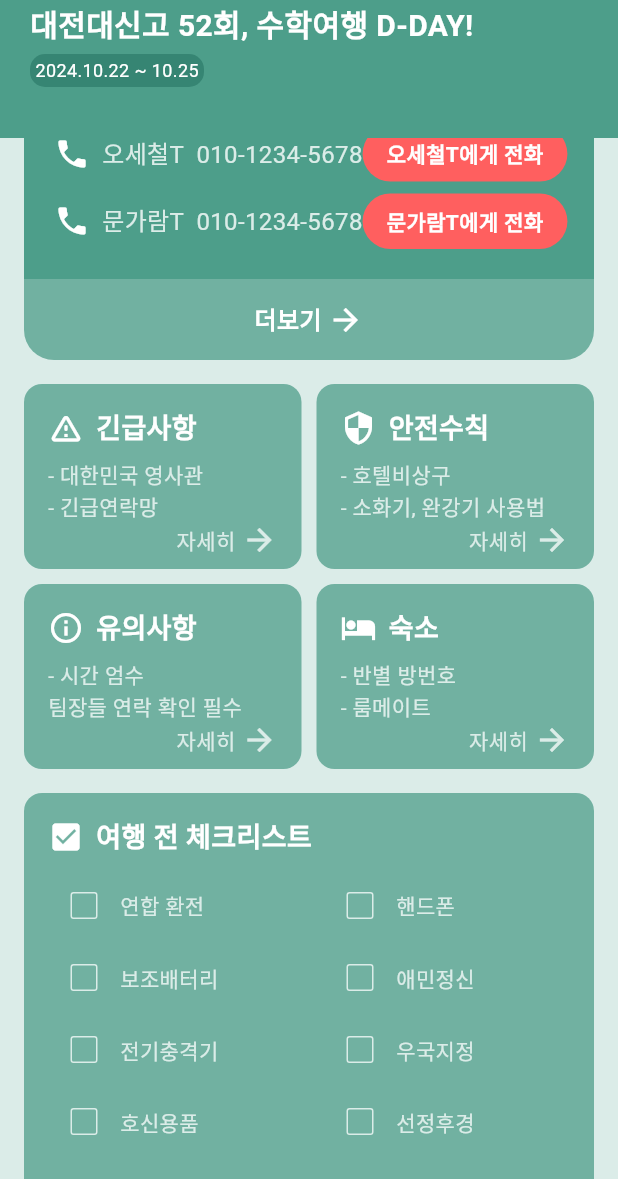
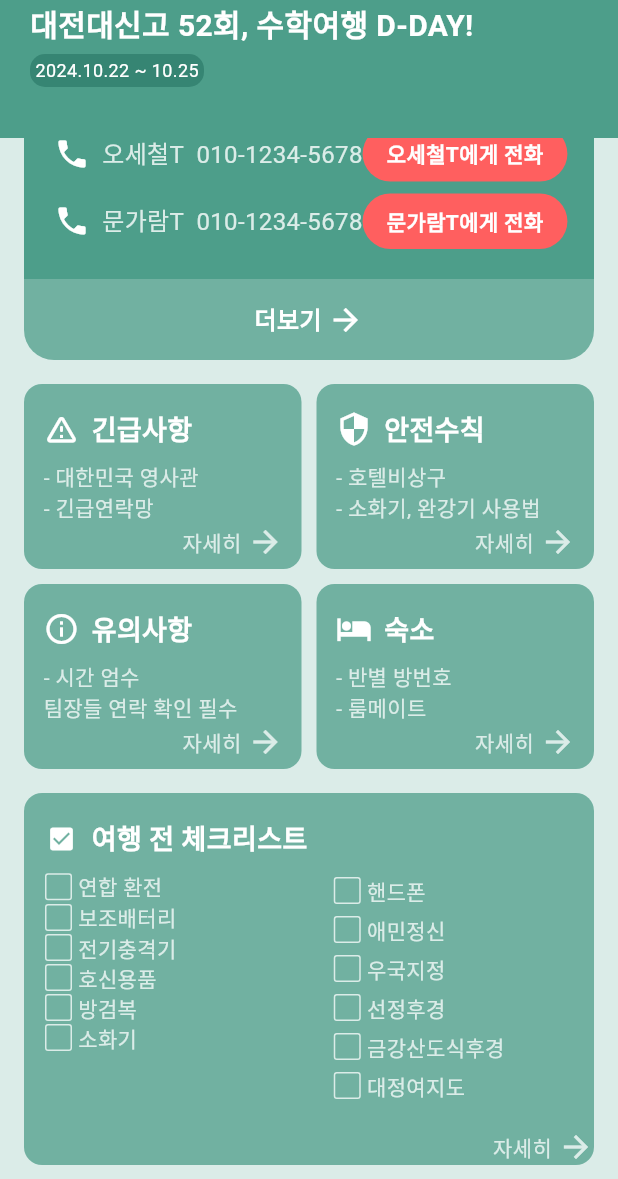
Before and after one commit to Popoisthebest/school_trip_app, a Flutter app: the screen it shows after launch, scrolled down 576 dp, on a phone screen of 412 x 824 dp, the part 57-1236 px from its top. Run offline on Flutter 3.47's test engine with Material 3 defaults, Android fonts, the light colour scheme and no system bars; our stand-ins replace connectivity_plus, flutter_svg, google_maps_flutter; Roboto replaces fonts that are missing (Ownglyph okticon).

Commit message:
[ui] 처음 4개 이미지 추가 및 체크박스 페딩 조절

```diff
--- a/lib/screens/main_screens/main_screen.dart
+++ b/lib/screens/main_screens/main_screen.dart
@@ -14,22 +14,22 @@ class _MainScreenState extends State<MainScreen> {
     {
       "title": "오다이바",
       "description": "바다와 어우러진 야경이 아름다운 필수 관광지!",
-      "image": "assets/images/odiba.png" // 이미지 경로는 프로젝트 내에 맞게 설정
+      "image": "assets/main_screen_images/odiba.png" // 이미지 경로는 프로젝트 내에 맞게 설정
     },
     {
       "title": "아키하바라",
       "description": "게임과 재패니메이션 메니아들의 성지!",
-      "image": "assets/images/akihabara.png"
+      "image": "assets/main_screen_images/akihabara.png"
     },
     {
       "title": "디즈니랜드",
       "description": "잊지 못할 추억을 선사하는 도쿄 디즈니랜드!",
-      "image": "assets/images/disneyland.png"
+      "image": "assets/main_screen_images/disneyland.png"
     },
     {
       "title": "아사쿠사",
       "description": "일본의 전통이 담긴, 전통이 살아숨쉬는 곳!",
-      "image": "assets/images/asakusa.png"
+      "image": "assets/main_screen_images/asakusa.png"
     }
   ];
 
@@ -43,11 +43,11 @@ class _MainScreenState extends State<MainScreen> {
           Container(
             color: const Color(0xff4D9E8A),
             width: double.infinity,
-            child: Padding(
-              padding: const EdgeInsets.only(left: 20.0, top: 20, bottom: 20),
+            child: const Padding(
+              padding: EdgeInsets.only(left: 20.0, top: 20, bottom: 20),
               child: Column(
                 crossAxisAlignment: CrossAxisAlignment.start,
-                children: const [
+                children: [
                   Text(
                     "도쿄여행",
                     style: TextStyle(
@@ -230,8 +230,8 @@ class _MainScreenState extends State<MainScreen> {
 
                   // 여행 전 체크리스트 섹션
                   const SizedBox(height: 16), // 간격 추가
-                  Padding(
-                    padding: const EdgeInsets.symmetric(horizontal: 16.0),
+                  const Padding(
+                    padding: EdgeInsets.symmetric(horizontal: 16.0),
                     child: ChecklistSection(),
                   ),
 
@@ -262,22 +262,38 @@ class _MainScreenState extends State<MainScreen> {
                         ),
                         const SizedBox(height: 16),
                         // 시부야 항목 (이곳에서 템플릿 형식으로 추가 가능)
-                        Top3Card(
+                        const Top3Card(
                           title: "아름다운 밤의 도시 시부야!",
-                          description: "밤의 도시 시부야에는 맛난 먹거리들과 신나게\n즐길 놀거리가 가득하답니다~",
+                          description:
+                              "밤의 도시 시부야에는 맛난 먹거리들과 신나게\n즐길 놀거리가 가득하답니다~",
                           location: "시부야 / 도쿄 /",
                           rating: 5, // 별 5개
-                          tags: ["#많이 찾는 장소", "#도쿄 시부야", "#이쁜 사진 맛집", "#시부야 숨겨진 명소", "#여행스타그램"],
-                          image: 'assets/images/shibuya.png', // 이미지 경로 예시
+                          tags: [
+                            "#많이 찾는 장소",
+                            "#도쿄 시부야",
+                            "#이쁜 사진 맛집",
+                            "#시부야 숨겨진 명소",
+                            "#여행스타그램"
+                          ],
+                          image:
+                              'assets/main_screen_images/shibuya.png', // 이미지 경로 예시
                         ),
                         const SizedBox(height: 16),
-                        Top3Card(
+                        const Top3Card(
                           title: "노을지는 도쿄 타워의 야경!",
-                          description: "노을지는 도쿄의 밤은 정말로 아름답습니다!\n한 번 구경해보시는걸 추천해요!",
+                          description:
+                              "노을지는 도쿄의 밤은 정말로 아름답습니다!\n한 번 구경해보시는걸 추천해요!",
                           location: "미나토구 / 도쿄 /",
                           rating: 5, // 별 5개
-                          tags: ["#많이 찾는 장소", "#도쿄", "#뷰맛집", "#숨겨진 명소", "#여행스타그램"],
-                          image: 'assets/images/tokyotower.png', // 이미지 경로 예시
+                          tags: [
+                            "#많이 찾는 장소",
+                            "#도쿄",
+                            "#뷰맛집",
+                            "#숨겨진 명소",
+                            "#여행스타그램"
+                          ],
+                          image:
+                              'assets/main_screen_images/tokyotower.png', // 이미지 경로 예시
                         ),
                         const SizedBox(height: 16),
                         // 더 추가 가능: Top3Card 추가 가능
@@ -304,14 +320,14 @@ class Top3Card extends StatelessWidget {
   final String image;
 
   const Top3Card({
-    Key? key,
+    super.key,
     required this.title,
     required this.description,
     required this.location,
     required this.rating,
     required this.tags,
     required this.image,
-  }) : super(key: key);
+  });
 
   @override
   Widget build(BuildContext context) {
@@ -324,7 +340,8 @@ class Top3Card extends StatelessWidget {
         crossAxisAlignment: CrossAxisAlignment.start,
         children: [
           // 상단 이미지
-          Image.asset(image, fit: BoxFit.cover, height: 250, width: double.infinity),
+          Image.asset(image,
+              fit: BoxFit.cover, height: 250, width: double.infinity),
 
           Padding(
             padding: const EdgeInsets.all(16.0),
@@ -371,7 +388,8 @@ class Top3Card extends StatelessWidget {
                     // 별 아이콘
                     Row(
                       children: List.generate(rating, (index) {
-                        return const Icon(Icons.star, color: Colors.amber, size: 20); // 별 아이콘 크기 증가
+                        return const Icon(Icons.star,
+                            color: Colors.amber, size: 20); // 별 아이콘 크기 증가
                       }),
                     ),
                   ],
@@ -380,7 +398,8 @@ class Top3Card extends StatelessWidget {
 
                 // 해시태그 (하나의 큰 박스로 포함)
                 Container(
-                  padding: const EdgeInsets.symmetric(vertical: 8.0, horizontal: 12.0),
+                  padding: const EdgeInsets.symmetric(
+                      vertical: 8.0, horizontal: 12.0),
                   decoration: BoxDecoration(
                     color: const Color(0xFF557C6F), // 해시태그 박스 배경색
                     borderRadius: BorderRadius.circular(12),
@@ -404,8 +423,6 @@ class Top3Card extends StatelessWidget {
   }
 }
 
-
-
 // 장소 박스 위젯
 class PlaceBox extends StatelessWidget {
   final String title;
@@ -413,11 +430,11 @@ class PlaceBox extends StatelessWidget {
   final String image;
 
   const PlaceBox({
-    Key? key,
+    super.key,
     required this.title,
     required this.description,
     required this.image,
-  }) : super(key: key);
+  });
 
   @override
   Widget build(BuildContext context) {
@@ -477,16 +494,16 @@ class InfoTemplate extends StatelessWidget {
   final List<String> details;
 
   const InfoTemplate({
-    Key? key,
+    super.key,
     required this.title,
     required this.icon,
     required this.details,
-  }) : super(key: key);
+  });
 
   @override
   Widget build(BuildContext context) {
     return Container(
-      padding: const EdgeInsets.all(16.0),
+      padding: const EdgeInsets.only(top: 17, left: 13, bottom: 11, right: 12),
       decoration: BoxDecoration(
         color: const Color(0xFF71B1A1),
         borderRadius: BorderRadius.circular(12),
@@ -527,9 +544,9 @@ class InfoTemplate extends StatelessWidget {
             onTap: () {
               // 자세히 버튼 기능 추가 예정
             },
-            child: Row(
+            child: const Row(
               mainAxisAlignment: MainAxisAlignment.end, // 오른쪽 정렬
-              children: const [
+              children: [
                 Text(
                   "자세히",
                   style: TextStyle(
@@ -540,7 +557,8 @@ class InfoTemplate extends StatelessWidget {
                   ),
                 ),
                 SizedBox(width: 4),
-                Icon(Icons.arrow_forward, color: Color(0xFFDBECE8)), // 아이콘 색상 변경
+                Icon(Icons.arrow_forward,
+                    color: Color(0xFFDBECE8)), // 아이콘 색상 변경
               ],
             ),
           ),
@@ -550,11 +568,10 @@ class InfoTemplate extends StatelessWidget {
   }
 }
 
-
 // 여행 전 체크리스트 위젯
 
 class ChecklistSection extends StatefulWidget {
-  const ChecklistSection({Key? key}) : super(key: key);
+  const ChecklistSection({super.key});
 
   @override
   _ChecklistSectionState createState() => _ChecklistSectionState();
@@ -580,19 +597,24 @@ class _ChecklistSectionState extends State<ChecklistSection> {
   @override
   Widget build(BuildContext context) {
     return Container(
-      padding: const EdgeInsets.all(16.0),
       decoration: BoxDecoration(
         color: const Color(0xFF71B1A1),
         borderRadius: BorderRadius.circular(12),
       ),
+      child: Padding(
+        padding: const EdgeInsets.only(top: 17, left: 15),
         child: Column(
           crossAxisAlignment: CrossAxisAlignment.start,
           children: [
-          Row(
+            const Row(
               children: [
-              const Icon(Icons.check_box, color: Colors.white),
-              const SizedBox(width: 8),
-              const Text(
+                Icon(
+                  Icons.check_box,
+                  color: Colors.white,
+                  size: 20,
+                ),
+                SizedBox(width: 10),
+                Text(
                   '여행 전 체크리스트',
                   style: TextStyle(
                     fontSize: 18,
@@ -618,7 +640,10 @@ class _ChecklistSectionState extends State<ChecklistSection> {
                         .map((String key) {
                       return Row(
                         children: [
-                        Checkbox(
+                          SizedBox(
+                            width: 16,
+                            height: 16,
+                            child: Checkbox(
                               value: checklistItems[key],
                               onChanged: (bool? value) {
                                 setState(() {
@@ -631,6 +656,8 @@ class _ChecklistSectionState extends State<ChecklistSection> {
                                 color: Color(0xFFDBECE8), // 보더 색상
                               ),
                             ),
+                          ),
+                          const SizedBox(width: 5),
                           Text(
                             key,
                             style: const TextStyle(
@@ -655,7 +682,10 @@ class _ChecklistSectionState extends State<ChecklistSection> {
                         .map((String key) {
                       return Row(
                         children: [
-                        Checkbox(
+                          SizedBox(
+                            width: 16,
+                            height: 26,
+                            child: Checkbox(
                               value: checklistItems[key],
                               onChanged: (bool? value) {
                                 setState(() {
@@ -668,6 +698,8 @@ class _ChecklistSectionState extends State<ChecklistSection> {
                                 color: Color(0xFFDBECE8), // 보더 색상
                               ),
                             ),
+                          ),
+                          const SizedBox(width: 5),
                           Text(
                             key,
                             style: const TextStyle(
@@ -691,9 +723,9 @@ class _ChecklistSectionState extends State<ChecklistSection> {
               onTap: () {
                 // 자세히 기능 추가 예정
               },
-            child: Row(
+              child: const Row(
                 mainAxisAlignment: MainAxisAlignment.end, // 오른쪽 정렬
-              children: const [
+                children: [
                   Text(
                     "자세히",
                     style: TextStyle(
@@ -704,21 +736,21 @@ class _ChecklistSectionState extends State<ChecklistSection> {
                     ),
                   ),
                   SizedBox(width: 4),
-                Icon(Icons.arrow_forward, color: Color(0xFFDBECE8)), // 아이콘 색상 변경
+                  Icon(Icons.arrow_forward,
+                      color: Color(0xFFDBECE8)), // 아이콘 색상 변경
                 ],
               ),
             ),
           ],
         ),
+      ),
     );
   }
 }
 
-
-
 // 긴급 연락처 위젯 (이전 코드에서 유지)
 class EmergencyContacts extends StatelessWidget {
-  const EmergencyContacts({Key? key}) : super(key: key);
+  const EmergencyContacts({super.key});
 
   @override
   Widget build(BuildContext context) {
@@ -730,9 +762,9 @@ class EmergencyContacts extends StatelessWidget {
           Container(
             width: double.infinity, // 화면 너비에 맞게 설정, 고정된 여백 유지
             padding: const EdgeInsets.all(20.0), // 내부 패딩 설정
-            decoration: BoxDecoration(
-              color: const Color(0xFF4D9E8A), // 비상연락망 배경 색상
-              borderRadius: const BorderRadius.only(
+            decoration: const BoxDecoration(
+              color: Color(0xFF4D9E8A), // 비상연락망 배경 색상
+              borderRadius: BorderRadius.only(
                 topLeft: Radius.circular(15),
                 topRight: Radius.circular(15),
               ), // 위쪽 둥근 테두리만 설정
@@ -744,7 +776,8 @@ class EmergencyContacts extends StatelessWidget {
                   children: [
                     // SOS + 긴급연락망
                     Container(
-                      padding: const EdgeInsets.symmetric(vertical: 8.0, horizontal: 12.0), // 크기 조정
+                      padding: const EdgeInsets.symmetric(
+                          vertical: 8.0, horizontal: 12.0), // 크기 조정
                       decoration: BoxDecoration(
                         color: const Color(0xFFFF5F5F), // SOS 빨간 배경색
                         borderRadius: BorderRadius.circular(25),
@@ -787,7 +820,8 @@ class EmergencyContacts extends StatelessWidget {
                             ),
                           ),
                           const SizedBox(width: 5),
-                          const Icon(Icons.arrow_forward, color: Color(0xFFDBECE8)), // 화살표
+                          const Icon(Icons.arrow_forward,
+                              color: Color(0xFFDBECE8)), // 화살표
                           const SizedBox(width: 5),
                           SvgPicture.asset(
                             'assets/icons/kakao.svg', // 카카오톡 아이콘 경로 설정
@@ -901,9 +935,9 @@ class EmergencyContacts extends StatelessWidget {
                   bottomRight: Radius.circular(20),
                 ), // 아래쪽 둥근 테두리만 설정
               ),
-              child: Row(
+              child: const Row(
                 mainAxisAlignment: MainAxisAlignment.center,
-                children: const [
+                children: [
                   Text(
                     "더보기",
                     style: TextStyle(
--- a/pubspec.yaml
+++ b/pubspec.yaml
@@ -33,6 +33,7 @@ flutter:
     - assets/bottom_nav_bar_icons/
     - assets/travel_screen_icons/
     - assets/store_map_images/
+    - assets/main_screen_images/
     - assets/icons/kakao.svg
 
   fonts:
```
Also changed, not shown: assets/main_screen_images/akihabara.png (added), assets/main_screen_images/asakusa.png (added), assets/main_screen_images/disneyland.png (added), assets/main_screen_images/odiba.png (added). Lines whose indentation alone changed are shown as unchanged.
